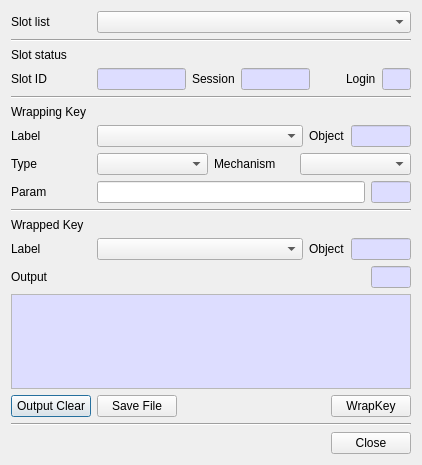
jykim74/CryptokiMan, file CryptokiMan/wrap_key_dlg.ui: the form before one commit.
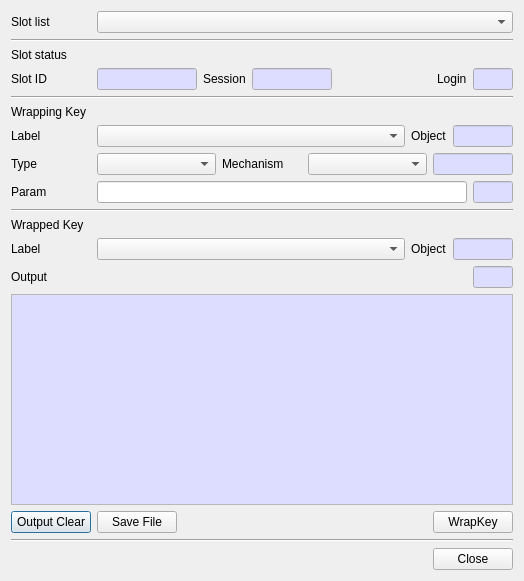
The form after the commit.

```diff
--- a/CryptokiMan/wrap_key_dlg.ui
+++ b/CryptokiMan/wrap_key_dlg.ui
@@ -6,8 +6,8 @@
    <rect>
     <x>0</x>
     <y>0</y>
-    <width>418</width>
-    <height>465</height>
+    <width>524</width>
+    <height>581</height>
    </rect>
   </property>
   <property name="windowTitle">
@@ -355,28 +355,6 @@
    </item>
    <item>
     <layout class="QGridLayout" name="gridLayout_7">
-     <item row="0" column="1">
-      <widget class="QComboBox" name="mWrappingTypeCombo"/>
-     </item>
-     <item row="0" column="0">
-      <widget class="QLabel" name="label_15">
-       <property name="minimumSize">
-        <size>
-         <width>80</width>
-         <height>0</height>
-        </size>
-       </property>
-       <property name="maximumSize">
-        <size>
-         <width>80</width>
-         <height>16777215</height>
-        </size>
-       </property>
-       <property name="text">
-        <string>Type</string>
-       </property>
-      </widget>
-     </item>
      <item row="0" column="2">
       <widget class="QLabel" name="label_9">
        <property name="minimumSize">
@@ -396,9 +374,77 @@
        </property>
       </widget>
      </item>
+     <item row="0" column="1">
+      <widget class="QComboBox" name="mWrappingTypeCombo"/>
+     </item>
      <item row="0" column="3">
       <widget class="QComboBox" name="mWrappingMechCombo"/>
      </item>
+     <item row="0" column="0">
+      <widget class="QLabel" name="label_15">
+       <property name="minimumSize">
+        <size>
+         <width>80</width>
+         <height>0</height>
+        </size>
+       </property>
+       <property name="maximumSize">
+        <size>
+         <width>80</width>
+         <height>16777215</height>
+        </size>
+       </property>
+       <property name="text">
+        <string>Type</string>
+       </property>
+      </widget>
+     </item>
+     <item row="0" column="4">
+      <widget class="QLineEdit" name="mWrappingMechText">
+       <property name="minimumSize">
+        <size>
+         <width>80</width>
+         <height>0</height>
+        </size>
+       </property>
+       <property name="maximumSize">
+        <size>
+         <width>80</width>
+         <height>16777215</height>
+        </size>
+       </property>
+       <property name="palette">
+        <palette>
+         <active>
+          <colorrole role="Base">
+           <brush brushstyle="SolidPattern">
+            <color alpha="255">
+             <red>221</red>
+             <green>221</green>
+             <blue>255</blue>
+            </color>
+           </brush>
+          </colorrole>
+         </active>
+         <inactive>
+          <colorrole role="Base">
+           <brush brushstyle="SolidPattern">
+            <color alpha="255">
+             <red>221</red>
+             <green>221</green>
+             <blue>255</blue>
+            </color>
+           </brush>
+          </colorrole>
+         </inactive>
+         <disabled/>
+        </palette>
+       </property>
+       <property name="readOnly">
+        <bool>true</bool>
+       </property>
+      </widget>
+     </item>
     </layout>
    </item>
    <item>
@@ -678,7 +724,7 @@
     <widget class="QPlainTextEdit" name="mOutputText">
      <property name="minimumSize">
       <size>
-       <width>400</width>
+       <width>500</width>
        <height>0</height>
       </size>
      </property>
```
